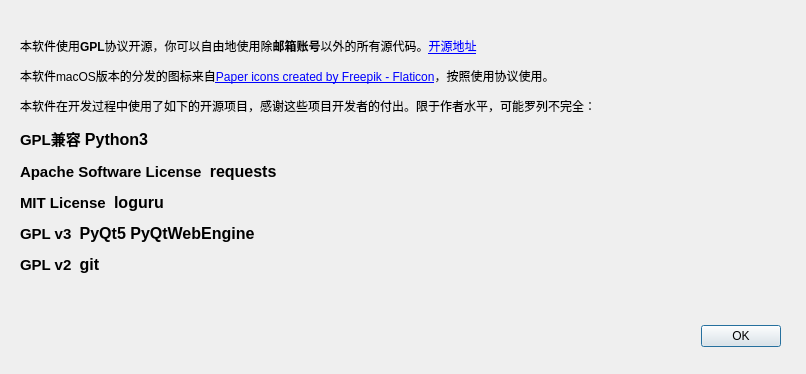
Cinea4678/Tongji-AutoGetScore, file ui/license.ui: the form before one commit.
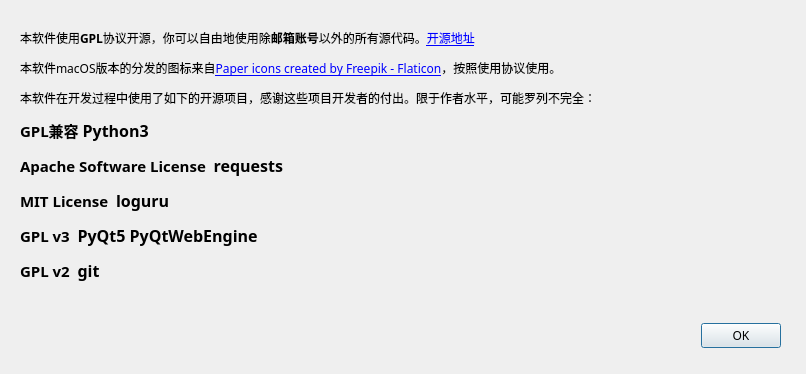
The form after the commit.

What changed in the file:
```diff
--- a/ui/license.ui
+++ b/ui/license.ui
@@ -10,6 +10,11 @@
     <height>374</height>
    </rect>
   </property>
+  <property name="font">
+   <font>
+    <family>微软雅黑</family>
+   </font>
+  </property>
   <property name="windowTitle">
    <string>版权信息</string>
   </property>
```
